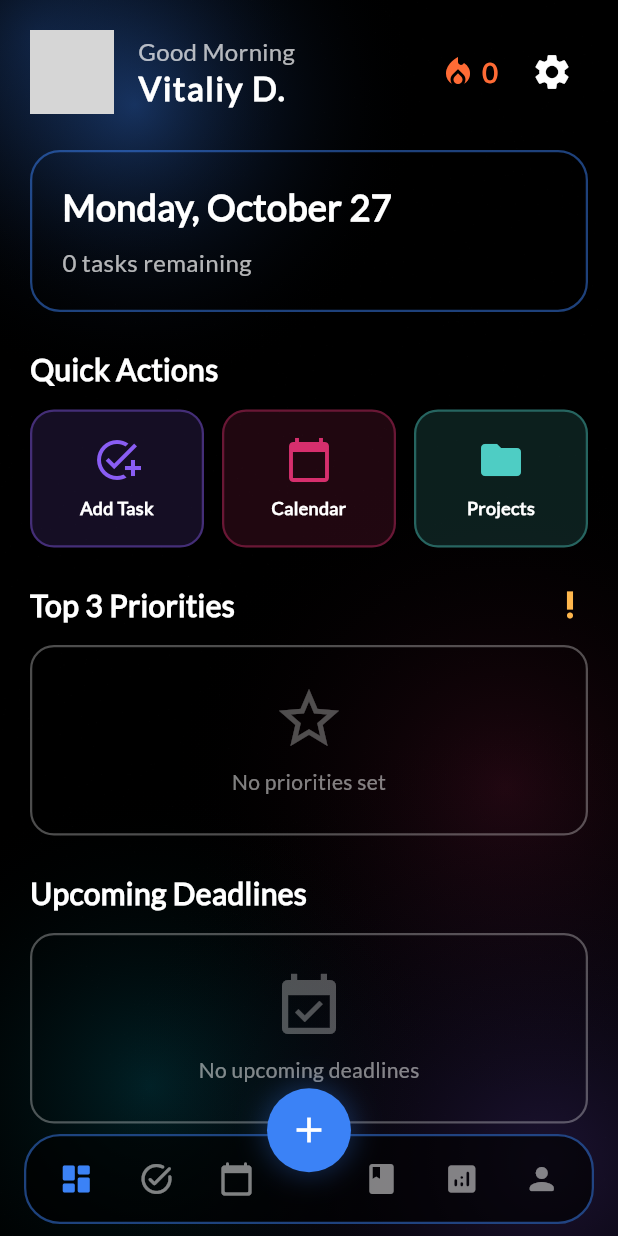
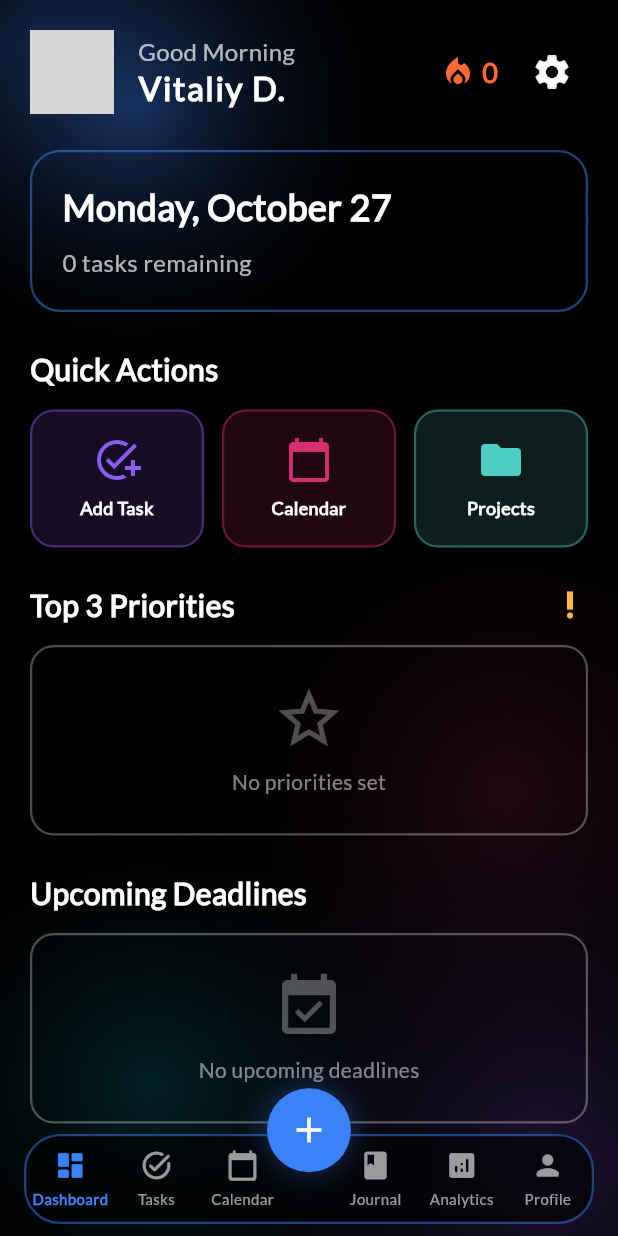
Before and after one commit to KaivalyaJoglekar/Reflectify, a Flutter app: the screen it shows after launch, after a tap on "Login", on a phone screen of 412 x 824 dp. Run offline on Flutter 3.47's test engine with Material 3 defaults, Android fonts, the phone set to English and light mode, and no system bars; our stand-ins replace firebase_core, fl_chart, flutter_local_notifications, flutter_riverpod, flutter_slidable, percent_indicator and 4 more; accounts and stored records are empty; network calls fail; grey boxes are pictures that could not be loaded.

Commit message:
added naming to the bottom nav bar

```diff
--- a/lib/screens/main_navigation_screen.dart
+++ b/lib/screens/main_navigation_screen.dart
@@ -727,13 +727,13 @@ class _MainNavigationScreenState extends State<MainNavigationScreen> {
             child: Row(
               mainAxisAlignment: MainAxisAlignment.spaceEvenly,
               children: [
-                _buildNavItem(0, Icons.dashboard_rounded),
-                _buildNavItem(1, Icons.task_alt_rounded),
-                _buildNavItem(2, Icons.calendar_today_rounded),
+                _buildNavItem(0, Icons.dashboard_rounded, 'Dashboard'),
+                _buildNavItem(1, Icons.task_alt_rounded, 'Tasks'),
+                _buildNavItem(2, Icons.calendar_today_rounded, 'Calendar'),
                 const SizedBox(width: 30), // Space for FAB
-                _buildNavItem(5, Icons.book_rounded),
-                _buildNavItem(6, Icons.analytics_rounded),
-                _buildNavItem(7, Icons.person_rounded),
+                _buildNavItem(5, Icons.book_rounded, 'Journal'),
+                _buildNavItem(6, Icons.analytics_rounded, 'Analytics'),
+                _buildNavItem(7, Icons.person_rounded, 'Profile'),
               ],
             ),
           ),
@@ -742,22 +742,34 @@ class _MainNavigationScreenState extends State<MainNavigationScreen> {
     );
   }
 
-  Widget _buildNavItem(int index, IconData icon) {
+  Widget _buildNavItem(int index, IconData icon, String label) {
     final isSelected = _selectedIndex == index;
+    final color = isSelected
+        ? Theme.of(context).primaryColor
+        : Colors.white.withOpacity(0.6);
+
     return Material(
       color: Colors.transparent,
       child: InkWell(
-        customBorder: const CircleBorder(),
         onTap: () => _onItemTapped(index),
+        borderRadius: BorderRadius.circular(12),
         child: SizedBox(
-          width: 40,
-          height: 40,
-          child: Icon(
-            icon,
-            size: 24,
-            color: isSelected
-                ? Theme.of(context).primaryColor
-                : Colors.white.withOpacity(0.5),
+          width: 56,
+          height: 56,
+          child: Column(
+            mainAxisAlignment: MainAxisAlignment.center,
+            children: [
+              Icon(icon, size: 22, color: color),
+              const SizedBox(height: 4),
+              Text(
+                label,
+                style: TextStyle(
+                  fontSize: 10,
+                  color: color,
+                  fontWeight: isSelected ? FontWeight.w600 : FontWeight.normal,
+                ),
+              ),
+            ],
           ),
         ),
       ),
```
